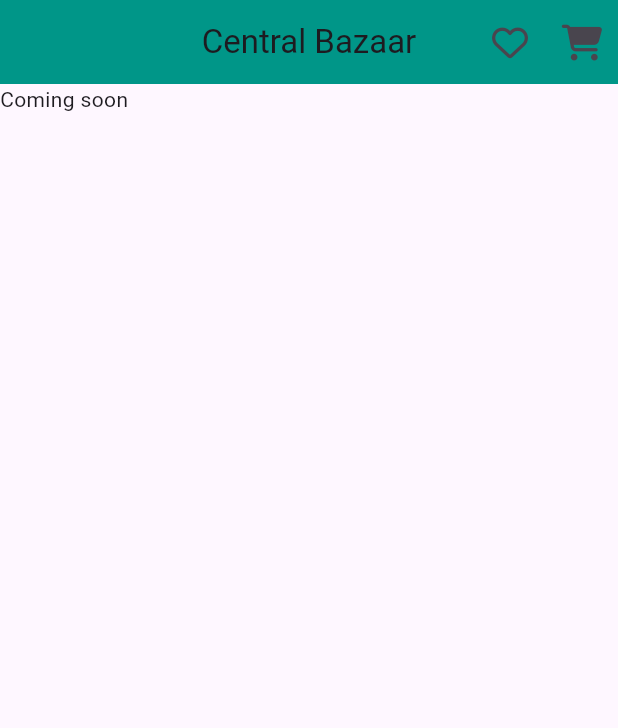
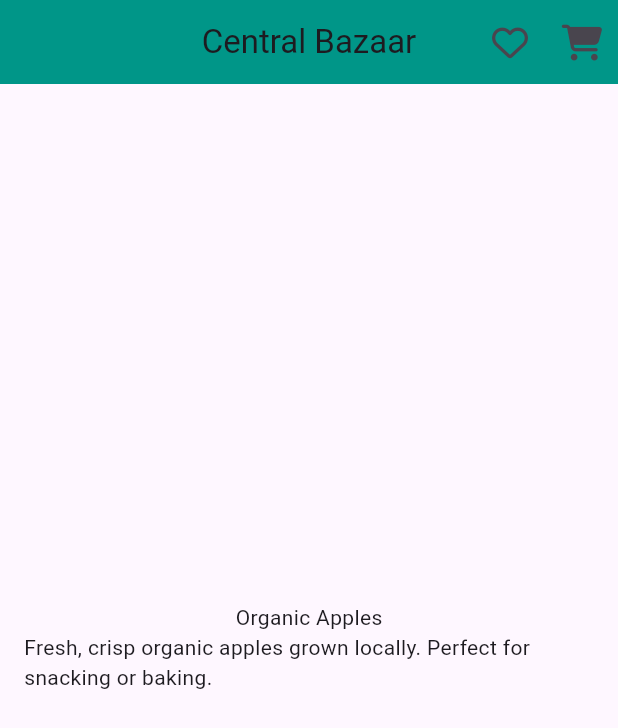
Before and after one commit to Farhanansari23/bloc_statemanagement, a Flutter app: the screen it shows after launch, on a phone screen of 412 x 824 dp. Shown: the top 728 px of the screen. Run offline on Flutter 3.47's test engine with Material 3 defaults, Android fonts, the phone set to English and light mode, and no system bars; our stand-ins replace bloc, flutter_bloc, font_awesome_flutter.

Commit message:
FA-BS-02:fetching data for homePage

```diff
--- a/lib/data/grocery_data.dart
+++ b/lib/data/grocery_data.dart
@@ -3,8 +3,8 @@ class GroceryData {
 
     {
       'id': '1',
-      'name': 'Apples',
-      'category': 'Fruits',
+      'name': 'Organic Apples',
+      'description': 'Fresh, crisp organic apples grown locally. Perfect for snacking or baking.',
       'price': 2.99,
       'inStock': true,
       'quantity': '1kg',
@@ -12,72 +12,73 @@ class GroceryData {
     },
     {
       'id': '2',
-      'name': 'Bananas',
-      'category': 'Fruits',
-      'price': 1.49,
+      'name': 'Organic Bananas',
+      'description': 'Naturally sweet organic bananas. Excellent source of potassium.',
+      'price': 0.69,
       'inStock': true,
       'quantity': '1 dozen',
       'imageUrl': 'https://i5.walmartimages.com/seo/Fresh-Banana-Each_5939a6fa-a0d6-431c-88c6-b4f21608e4be.f7cd0cc487761d74c69b7731493c1581.jpeg'
     },
     {
       'id': '3',
-      'name': 'Milk',
-      'category': 'Dairy',
-      'price': 3.49,
+      'name': 'Almond Milk',
+      'description': 'Unsweetened almond milk, dairy-free alternative. Fortified with calcium and vitamin D.',
+      'price': 3.79,
       'inStock': true,
       'quantity': '1 liter',
       'imageUrl': 'https://i5.walmartimages.com/seo/Great-Value-1-Low-fat-Chocolate-Milk-Gallon-Plastic-Jug-128-Fl-Oz_addfd6e0-ef78-44cc-a103-7fc0552934d6.6e1af96b00d0eff2172e9543b25149b4.jpeg'
     },
     {
       'id': '4',
-      'name': 'Eggs',
-      'category': 'Dairy',
-      'price': 4.99,
+      'name': 'Free Range Eggs',
+      'description': 'Large free-range eggs from humanely raised chickens. Pack of 12.',
+      'price': 4.29,
       'inStock': false,
       'quantity': '12 pieces',
       'imageUrl': 'https://www.nepal.ubuy.com/productimg/?image=aHR0cHM6Ly9pbWFnZXMtbmEuc3NsLWltYWdlcy1hbWF6b24uY29tL2ltYWdlcy9JLzUxY0JNbXMyWDRMLl9TUzQwMF8uanBn.jpg'
     },
     {
       'id': '5',
-      'name': 'Bread',
-      'category': 'Bakery',
-      'price': 2.29,
+      'name': 'Whole Grain Bread',
+      'description': 'Nutritious whole grain bread with no artificial preservatives. Great for sandwiches.',
+      'price': 3.49,
       'inStock': true,
       'quantity': '1 loaf',
       'imageUrl': 'https://www.nepal.ubuy.com/productimg/?image=aHR0cHM6Ly9tLm1lZGlhLWFtYXpvbi5jb20vaW1hZ2VzL0kvODEzdGl5cXd1bkwuX1NMMTUwMF8uanBn.jpg'
     },
     {
       'id': '6',
-      'name': 'Chicken Breast',
-      'category': 'Meat',
-      'price': 8.99,
+
+      'name': 'Boneless Chicken Breast',
+      'description': 'Fresh, lean chicken breasts with no added hormones. Great for grilling or baking.',
+      'price': 6.99,
       'inStock': true,
       'quantity': '500g',
       'imageUrl': 'https://images-cdn.ubuy.co.in/635711c9f34687319247deca-fresh-brand-chicken-breast-fillets.jpg'
     },
     {
       'id': '7',
-      'name': 'Spinach',
-      'category': 'Vegetables',
-      'price': 1.99,
+      'name': 'Baby Spinach',
+      'description': 'Tender young spinach leaves, pre-washed and ready to eat. Rich in iron and vitamins.',
+      'price': 3.99,
       'inStock': true,
       'quantity': '200g',
       'imageUrl': 'https://www.nepal.ubuy.com/productimg/?image=aHR0cHM6Ly9tLm1lZGlhLWFtYXpvbi5jb20vaW1hZ2VzL0kvODFhV1ZxVjVtaUwuX1NMMTUwMF8uanBn.jpg'
     },
     {
       'id': '8',
-      'name': 'Pasta',
-      'category': 'Pantry',
-      'price': 1.79,
+      'name': 'Whole Wheat Pasta',
+      'description': 'High-fiber whole wheat pasta. Cooks al dente in 9-11 minutes.',
+      'price': 2.49,
       'inStock': false,
       'quantity': '500g',
       'imageUrl': 'https://www.nepal.ubuy.com/productimg/?image=aHR0cHM6Ly9tLm1lZGlhLWFtYXpvbi5jb20vaW1hZ2VzL0kvNzEyV1FhcTI0T0wuX1NMMTUwMF8uanBn.jpg'
     },
     {
       'id': '9',
-      'name': 'Olive Oil',
-      'category': 'Pantry',
-      'price': 6.49,
+      'name': 'Extra Virgin Olive Oil',
+      'description': 'Premium cold-pressed olive oil imported from Italy. Ideal for cooking and dressings.',
+      'price': 8.99,
       'inStock': true,
       'quantity': '750ml',
       'imageUrl': 'https://www.nepal.ubuy.com/productimg/?image=aHR0cHM6Ly9tLm1lZGlhLWFtYXpvbi5jb20vaW1hZ2VzL0kvODF3WkdCVWExSEwuX1NMMTUwMF8uanBn.jpg'
--- a/lib/features/home/bloc/home_bloc.dart
+++ b/lib/features/home/bloc/home_bloc.dart
@@ -19,10 +19,8 @@ class HomeBloc extends Bloc<HomeEvent, HomeState> {
     );
     on<HomePageCartButtonNavigateEvent>(homePageCartButtonNavigateEvent);
   }
-  FutureOr<void> homePageInitialEvent(
-    HomePageInitialEvent event,
-    Emitter<HomeState> emit,
-  ) async {
+
+  FutureOr<void> homePageInitialEvent(HomePageInitialEvent event, Emitter<HomeState> emit,) async {
     emit(HomePageLoadingState());
     await Future.delayed(Duration(seconds: 3));
     emit(
@@ -33,7 +31,7 @@ class HomeBloc extends Bloc<HomeEvent, HomeState> {
                   (e) => ProductsDataModel(
                     id: e['id'],
                     name: e['name'],
-                    description: e['category'],
+                    description: e['description'],
                     price: e['price'],
                     imageUrl: e['imageUrl'],
                   ),
--- a/lib/features/home/ui/home.dart
+++ b/lib/features/home/ui/home.dart
@@ -4,6 +4,8 @@ import 'package:bloc_statemanagement/features/home/bloc/home_bloc.dart';
 import 'package:flutter_bloc/flutter_bloc.dart';
 import 'package:bloc_statemanagement/features/wishlist/ui/wishlist.dart'; // Add this
 import 'package:bloc_statemanagement/features/cart/ui/cart.dart'; // Add this
+import 'package:bloc_statemanagement/features/home/ui/product_tile_widget.dart';
+import 'package:bloc_statemanagement/features/home/models/home_product_model.dart';
 
 class MyHomePage extends StatefulWidget {
   const MyHomePage({super.key});
@@ -13,6 +15,14 @@ class MyHomePage extends StatefulWidget {
 }
 
 class _MyHomePageState extends State<MyHomePage> {
+
+
+  @override
+  void initState() {
+    homeBloc.add(HomePageInitialEvent());
+    super.initState();
+  }
+
   final HomeBloc homeBloc = HomeBloc();
   @override
   Widget build(BuildContext context) {
@@ -29,10 +39,33 @@ class _MyHomePageState extends State<MyHomePage> {
         }
       },
       builder: (context, state) {
-        return Scaffold(
+      switch(state.runtimeType){
+        case HomePageLoadingState:
+          return Scaffold(
+            body: Center(
+              child: CircularProgressIndicator(),
+            ),
+          );
+        case HomePageLoadingSuccessState:
+          final successState = state as HomePageLoadingSuccessState;
+          return Scaffold(
             appBar: _appBar(context),
-            body: _body(context),
-        );
+            body: ListView.builder(
+              itemCount: successState.products.length,
+              itemBuilder: (context, index) {
+                return ProductTileWidget(productsDataModel: successState.products[index]);
+              },
+            ),
+          );
+          case HomePageLoadingErrorState:
+            return Scaffold(
+              body: Center(
+                child: Text('Error'),
+              ),
+            );
+          default:
+            return SizedBox();
+      };
       },
     );
   }
@@ -62,7 +95,9 @@ class _MyHomePageState extends State<MyHomePage> {
     );
   }
 
-  Widget _body(context) {
-    return Container(child: Text('Coming soon'));
-  }
+//   Widget _body(context) {
+//     // final successState = state as HomePageLoadingSuccessState;
+//     return null;
+//   }
+
 }
--- /dev/null
+++ b/lib/features/home/ui/product_tile_widget.dart
@@ -0,0 +1,26 @@
+import 'package:flutter/material.dart';
+import 'package:bloc_statemanagement/features/home/models/home_product_model.dart';
+
+class ProductTileWidget extends StatelessWidget {
+  final ProductsDataModel productsDataModel;
+  const ProductTileWidget({super.key,required this.productsDataModel});
+
+  @override
+  Widget build(BuildContext context) {
+    return Container(
+      margin: const EdgeInsets.symmetric(vertical: 8,horizontal: 8),
+      padding: const EdgeInsets.symmetric(vertical: 8,horizontal: 8),
+      child: Column(
+        children: [
+          Container(
+            height: MediaQuery.of(context).size.height* 0.4,
+            width: MediaQuery.of(context).size.width* 0.8,
+
+          ),
+          Text(productsDataModel.name),
+          Text(productsDataModel.description),
+        ],
+      ),
+    );
+  }
+}
```
